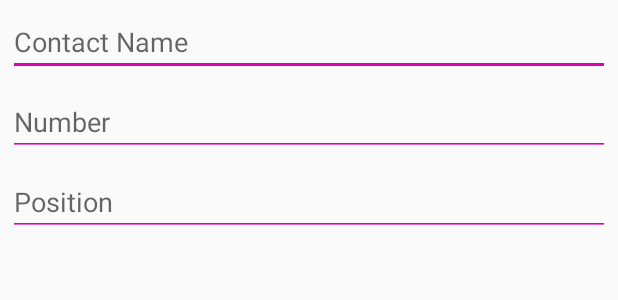
After one commit to Manish068/RecyclerViewExample, an Android app: the layout dialogbox_activity.xml on its own in the app's theme, with its tools: preview values and no code run, on a phone screen of 412 x 824 dp. The commit adds this screen. Shown: the top 300 px of the screen. Run offline under Robolectric (Android 15) with nearby library versions, the phone set to English and light mode, and no system bars.

Commit message:
RecyclerView Project

```diff
--- a/app/src/main/java/com/example/recyclerviewexample/ExampleAdapter.java
+++ b/app/src/main/java/com/example/recyclerviewexample/ExampleAdapter.java
@@ -78,9 +78,9 @@ public class ExampleAdapter extends RecyclerView.Adapter<ExampleAdapter.ExampleV
     public void onBindViewHolder(ExampleViewHolder holder, int position) {
         ExampleItem currentItem = mExampleList.get(position);
 
-        holder.mImageView.setImageResource(currentItem.getImageResource());
-        holder.mTextView1.setText(currentItem.getText1());
-        holder.mTextView2.setText(currentItem.getText2());
+        holder.mImageView.setImageResource(currentItem.getmImageResource());
+        holder.mTextView1.setText(currentItem.getmContactName());
+        holder.mTextView2.setText(currentItem.getmPhone());
     }
 
     @Override
--- /dev/null
+++ b/app/src/main/res/layout/dialogbox_activity.xml
@@ -0,0 +1,35 @@
+<?xml version="1.0" encoding="utf-8"?>
+<LinearLayout xmlns:android="http://schemas.android.com/apk/res/android"
+    android:layout_width="match_parent"
+    android:layout_height="match_parent"
+    android:orientation="vertical"
+    android:padding="1dp">
+
+    <EditText
+        android:id="@+id/Add_Cname"
+        android:layout_width="match_parent"
+        android:layout_height="wrap_content"
+        android:layout_margin="4dp"
+        android:backgroundTint="#DA03B6"
+        android:hint="Contact Name"
+        android:inputType="text" />
+
+    <EditText
+        android:id="@+id/Add_Pnum"
+        android:layout_width="match_parent"
+        android:layout_height="wrap_content"
+        android:layout_margin="4dp"
+        android:backgroundTint="#DA03B6"
+        android:hint="Number"
+        android:inputType="number" />
+
+    <EditText
+        android:id="@+id/Position"
+        android:layout_width="match_parent"
+        android:layout_height="wrap_content"
+        android:layout_margin="4dp"
+        android:backgroundTint="#DA03B6"
+        android:hint="Position"
+        android:inputType="number" />
+
+</LinearLayout>
```
Also changed, not shown: app/src/main/java/com/example/recyclerviewexample/ExampleItem.java (+19 -17 lines), app/src/main/java/com/example/recyclerviewexample/MainActivity.java (+65 -9 lines), app/src/main/res/layout/activity_main.xml (+8 -13 lines).
